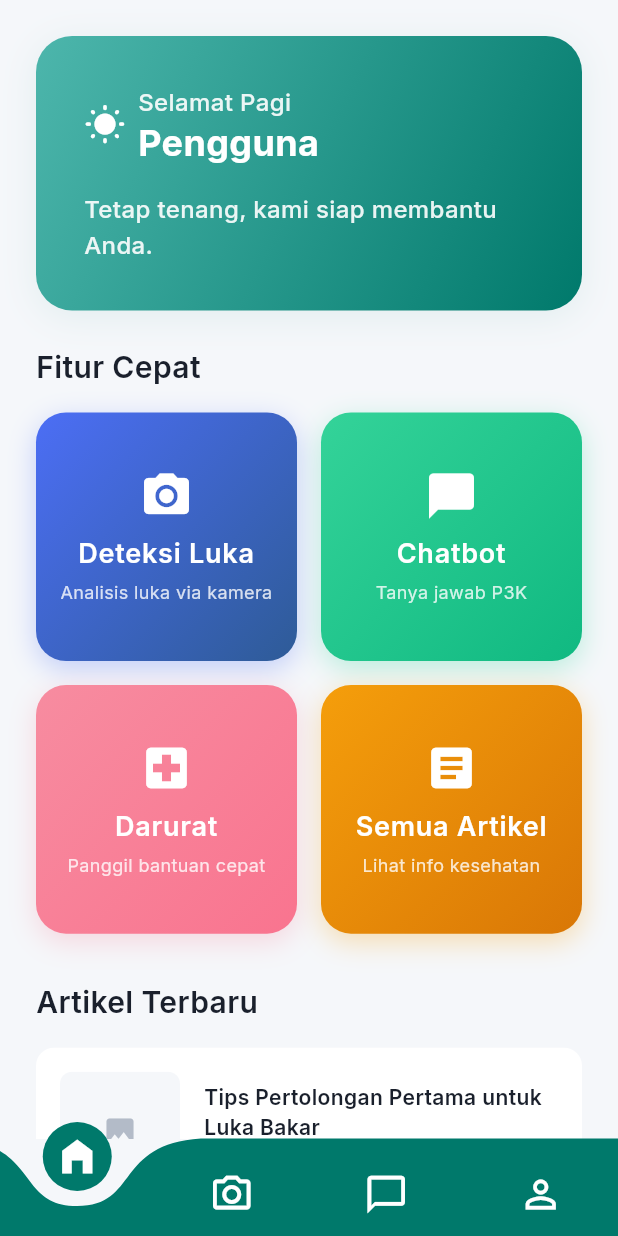
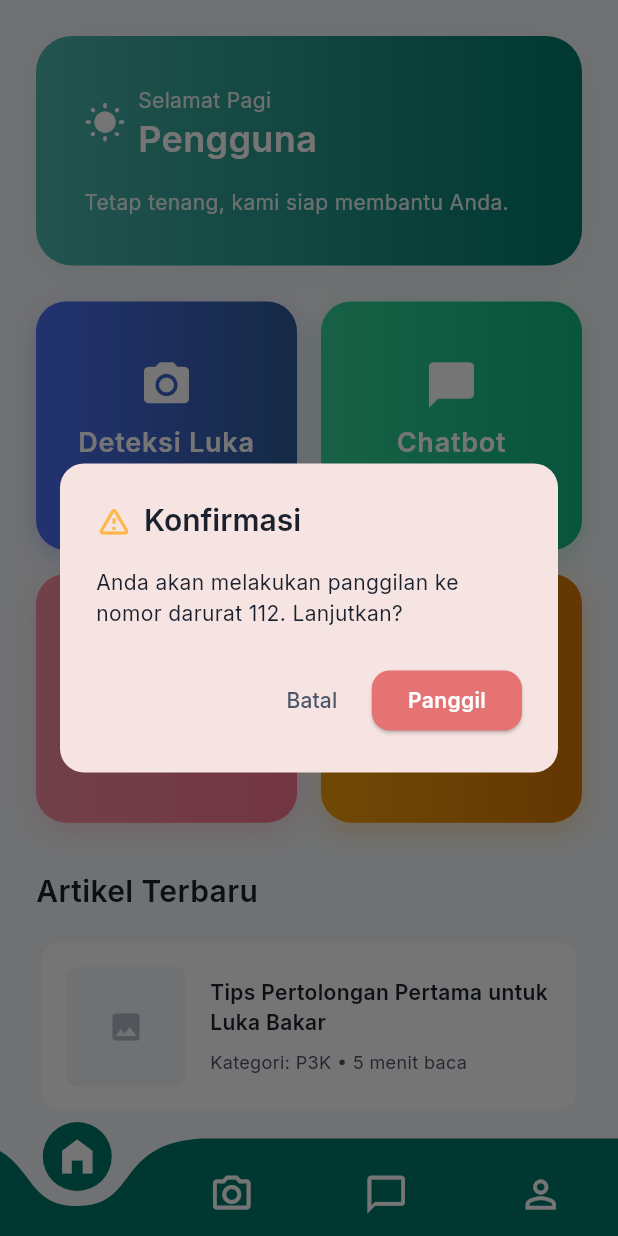
Before and after one commit to difadlyaulhaq/SIGAP, a Flutter app: the HomeScreen screen opened by its route, after a tap on "Darurat", on a phone screen of 412 x 824 dp. Run offline on Flutter 3.47's test engine with Material 3 defaults, Android fonts, the phone set to English and light mode, and no system bars; drawn by our look-alikes of curved_navigation_bar; our stand-ins replace google_fonts.

```diff
--- a/lib/pages/home_screen.dart
+++ b/lib/pages/home_screen.dart
@@ -1,7 +1,7 @@
 import 'package:flutter/material.dart';
 import 'package:curved_navigation_bar/curved_navigation_bar.dart';
-// Sesuaikan path impor tema Anda
-import '../theme/theme.dart';
+import 'package:url_launcher/url_launcher.dart'; // <-- Impor plugin baru
+import '../theme/theme.dart'; // Sesuaikan path impor tema Anda
 
 // Impor halaman lain
 import 'wound_detection_screen.dart';
@@ -9,7 +9,7 @@ import 'chatbot_screen.dart';
 import 'profile_screen.dart';
 import 'articles_screen.dart';
 
-// Model internal untuk data kartu fitur
+// Model internal untuk data kartu fitur (tidak berubah)
 class _Feature {
   final IconData icon;
   final String title;
@@ -26,6 +26,7 @@ class _Feature {
   });
 }
 
+// HomeScreen dan _HomeScreenState (tidak berubah)
 class HomeScreen extends StatefulWidget {
   const HomeScreen({super.key});
 
@@ -47,7 +48,6 @@ class _HomeScreenState extends State<HomeScreen> {
   Widget build(BuildContext context) {
     return Scaffold(
       backgroundColor: backgroundLight,
-      // Menggunakan IndexedStack untuk menjaga state setiap halaman
       body: IndexedStack(
         index: _pageIndex,
         children: _pages,
@@ -76,7 +76,7 @@ class _HomeScreenState extends State<HomeScreen> {
   }
 }
 
-// Konten Halaman Utama sekarang menjadi StatefulWidget untuk menjaga state
+// Konten Halaman Utama dengan fungsionalitas baru
 class HomePageContent extends StatefulWidget {
   const HomePageContent({super.key});
 
@@ -84,47 +84,126 @@ class HomePageContent extends StatefulWidget {
   State<HomePageContent> createState() => _HomePageContentState();
 }
 
-// Gunakan AutomaticKeepAliveClientMixin untuk mencegah state hilang
 class _HomePageContentState extends State<HomePageContent> with AutomaticKeepAliveClientMixin {
-
-  // Override wantKeepAlive dan return true agar state tidak di-dispose
   @override
   bool get wantKeepAlive => true;
 
   @override
   Widget build(BuildContext context) {
-    // Panggil super.build(context) sesuai requirement mixin
     super.build(context);
-
-    final List<_Feature> features = _getFeatures(context);
-
     return CustomScrollView(
       physics: const BouncingScrollPhysics(),
       slivers: [
-        // Header dinamis baru
         _buildModernHeader(context, 'Pengguna'),
-        _buildFeaturesSection(features),
+        _buildFeaturesSection(),
         _buildArticlesSection(),
         const SliverToBoxAdapter(child: SizedBox(height: AppSpacing.xxl)),
       ],
     );
   }
 
-  // WIDGET BUILDER UNTUK HEADER DINAMIS SESUAI WAKTU
+  // --- FUNGSI BARU UNTUK DIALOG KONFIRMASI PANGGILAN DARURAT ---
+  Future<void> _showEmergencyCallConfirmation(BuildContext context) async {
+    return showDialog<void>(
+      context: context,
+      builder: (BuildContext dialogContext) {
+        return AlertDialog(
+          shape: RoundedRectangleBorder(borderRadius: largeRadius),
+          title: Row(
+            children: [
+              Icon(Icons.warning_amber_rounded, color: warningColor),
+              const SizedBox(width: AppSpacing.sm),
+              Text('Konfirmasi', style: headingSmallTextStyle),
+            ],
+          ),
+          content: Text(
+            'Anda akan melakukan panggilan ke nomor darurat 112. Lanjutkan?',
+            style: bodyMediumTextStyle,
+          ),
+          actions: <Widget>[
+            TextButton(
+              child: Text('Batal', style: modernBlackTextStyle.copyWith(color: textSecondaryColor)),
+              onPressed: () {
+                Navigator.of(dialogContext).pop();
+              },
+            ),
+            ElevatedButton(
+              style: ElevatedButton.styleFrom(
+                backgroundColor: errorColor, // Gunakan warna error dari tema
+                shape: RoundedRectangleBorder(borderRadius: mediumRadius),
+              ),
+              child: Text('Panggil', style: buttonMediumTextStyle),
+              onPressed: () async {
+                Navigator.of(dialogContext).pop(); // Tutup dialog dulu
+                _makeEmergencyCall();
+              },
+            ),
+          ],
+        );
+      },
+    );
+  }
+
+  // --- FUNGSI BARU UNTUK MELAKUKAN PANGGILAN ---
+  Future<void> _makeEmergencyCall() async {
+    final Uri launchUri = Uri(scheme: 'tel', path: '112');
+    if (await canLaunchUrl(launchUri)) {
+      await launchUrl(launchUri);
+    } else {
+      ScaffoldMessenger.of(context).showSnackBar(
+        SnackBar(content: Text('Tidak dapat melakukan panggilan.', style: bodyMediumTextStyle), backgroundColor: errorColor),
+      );
+    }
+  }
+
+  // --- REWRITE: Fungsi _getFeatures sekarang memanggil dialog ---
+  List<_Feature> _getFeatures(BuildContext context) {
+    return [
+      _Feature(
+        icon: Icons.camera_alt,
+        title: 'Deteksi Luka',
+        subtitle: 'Analisis luka via kamera',
+        gradient: [const Color(0xFF4C6EF5), const Color(0xFF2E5B97)],
+        onTap: () => Navigator.pushNamed(context, '/detect'),
+      ),
+      _Feature(
+        icon: Icons.chat_bubble,
+        title: 'Chatbot',
+        subtitle: 'Tanya jawab P3K',
+        gradient: [const Color(0xFF34D399), const Color(0xFF10B981)],
+        onTap: () => Navigator.pushNamed(context, '/chatbot'),
+      ),
+      _Feature(
+        icon: Icons.local_hospital,
+        title: 'Darurat',
+        subtitle: 'Panggil bantuan cepat',
+        gradient: [const Color(0xFFF78CA0), const Color(0xFFF9748F)],
+        onTap: () => _showEmergencyCallConfirmation(context), // <-- DIUBAH DI SINI
+      ),
+      _Feature(
+        icon: Icons.article,
+        title: 'Semua Artikel',
+        subtitle: 'Lihat info kesehatan',
+        gradient: [const Color(0xFFF59E0B), const Color(0xFFD97706)],
+        onTap: () => Navigator.pushNamed(context, '/articles'),
+      ),
+    ];
+  }
+
+  // --- Widget Builders lainnya tidak ada perubahan signifikan ---
   Widget _buildModernHeader(BuildContext context, String userName) {
     final hour = DateTime.now().hour;
     String greeting;
     IconData greetingIcon;
 
-    // Logika untuk menentukan sapaan berdasarkan waktu
     if (hour < 12) {
-      greeting = 'Selamat Pagi'; // Ganti dengan S.of(context).good_morning jika menggunakan flutter_localizations
+      greeting = 'Selamat Pagi';
       greetingIcon = Icons.wb_sunny_rounded;
     } else if (hour < 17) {
-      greeting = 'Selamat Siang'; // Ganti dengan S.of(context).good_afternoon
+      greeting = 'Selamat Siang';
       greetingIcon = Icons.wb_sunny_outlined;
     } else {
-      greeting = 'Selamat Malam'; // Ganti dengan S.of(context).good_evening
+      greeting = 'Selamat Malam';
       greetingIcon = Icons.nights_stay_rounded;
     }
 
@@ -133,11 +212,7 @@ class _HomePageContentState extends State<HomePageContent> with AutomaticKeepAli
         margin: const EdgeInsets.all(AppSpacing.lg),
         padding: const EdgeInsets.all(AppSpacing.xl),
         decoration: BoxDecoration(
-          gradient: LinearGradient(
-            begin: Alignment.topLeft,
-            end: Alignment.bottomRight,
-            colors: primaryGradient,
-          ),
+          gradient: LinearGradient(colors: primaryGradient),
           borderRadius: xxLargeRadius,
           boxShadow: [cardShadow],
         ),
@@ -152,57 +227,26 @@ class _HomePageContentState extends State<HomePageContent> with AutomaticKeepAli
                   child: Column(
                     crossAxisAlignment: CrossAxisAlignment.start,
                     children: [
-                      Text(
-                        greeting,
-                        style: bodyMediumTextStyle.copyWith(
-                          color: whiteColor.withOpacity(0.9),
-                          fontSize: 16,
-                          fontWeight: FontWeight.w500,
-                        ),
-                      ),
-                      Text(
-                        userName,
-                        style: headingMediumTextStyle.copyWith(
-                          color: whiteColor,
-                          fontWeight: FontWeight.w700,
-                          fontSize: 24,
-                        ),
-                      ),
+                      Text(greeting, style: bodyMediumTextStyle.copyWith(color: whiteColor.withOpacity(0.9))),
+                      Text(userName, style: headingMediumTextStyle.copyWith(color: whiteColor)),
                     ],
                   ),
                 ),
               ],
             ),
             const SizedBox(height: AppSpacing.md),
-            Text(
-              'Tetap tenang, kami siap membantu Anda.', // Ganti dengan S.of(context).motivational_message
-              style: bodyMediumTextStyle.copyWith(
-                color: whiteColor.withOpacity(0.9),
-                fontWeight: FontWeight.w500,
-                fontSize: 16,
-              ),
-            ),
+            Text('Tetap tenang, kami siap membantu Anda.', style: bodyMediumTextStyle.copyWith(color: whiteColor.withOpacity(0.9))),
           ],
         ),
       ),
     );
   }
 
-  // Kode lainnya (getFeatures, buildFeatureCard, buildArticleCard) tetap sama,
-  // namun dipisahkan menjadi sliver terpisah untuk kejelasan.
-
-  Widget _buildFeaturesSection(List<_Feature> features) {
+  Widget _buildFeaturesSection() {
+    final features = _getFeatures(context);
     return SliverPadding(
       padding: const EdgeInsets.symmetric(horizontal: AppSpacing.lg),
-      sliver: SliverMainAxisGroup(
-        slivers: [
-          SliverToBoxAdapter(
-            child: Padding(
-              padding: const EdgeInsets.only(bottom: AppSpacing.md),
-              child: Text('Fitur Cepat', style: headingSmallTextStyle),
-            ),
-          ),
-          SliverGrid(
+      sliver: SliverGrid(
         gridDelegate: const SliverGridDelegateWithFixedCrossAxisCount(
           crossAxisCount: 2,
           childAspectRatio: 1.05,
@@ -214,83 +258,31 @@ class _HomePageContentState extends State<HomePageContent> with AutomaticKeepAli
           childCount: features.length,
         ),
       ),
-        ],
-      ),
     );
   }
 
   Widget _buildArticlesSection() {
     return SliverPadding(
-      padding: const EdgeInsets.symmetric(horizontal: AppSpacing.lg),
-      sliver: SliverMainAxisGroup(
-        slivers: [
-           SliverToBoxAdapter(
-            child: Padding(
-              padding: const EdgeInsets.only(top: AppSpacing.xl, bottom: AppSpacing.md),
-              child: Text('Artikel Terbaru', style: headingSmallTextStyle),
-            ),
-          ),
-          SliverList(
-            delegate: SliverChildBuilderDelegate(
-              (context, index) => _buildArticleCard(context, index),
-              childCount: 5, // Tampilkan 5 artikel contoh
-            ),
-          ),
-        ],
+      padding: const EdgeInsets.fromLTRB(AppSpacing.lg, AppSpacing.xl, AppSpacing.lg, 0),
+      sliver: SliverList.separated(
+        itemBuilder: (context, index) {
+          if (index == 0) {
+            return Text('Artikel Terbaru', style: headingSmallTextStyle);
+          }
+          return _buildArticleCard(context, index - 1);
+        },
+        separatorBuilder: (context, index) => const SizedBox(height: AppSpacing.md),
+        itemCount: 6, // 1 untuk judul + 5 untuk artikel
       ),
     );
-  }
-
-  // (Sisa fungsi seperti _getFeatures, _buildFeatureCard, _buildArticleCard tidak berubah)
-  List<_Feature> _getFeatures(BuildContext context) {
-    return [
-      _Feature(
-        icon: Icons.camera_alt,
-        title: 'Deteksi Luka',
-        subtitle: 'Analisis luka via kamera',
-        gradient: [const Color(0xFF4C6EF5), const Color(0xFF2E5B97)], // Biru
-        onTap: () => Navigator.pushNamed(context, '/detect'),
-      ),
-      _Feature(
-        icon: Icons.chat_bubble,
-        title: 'Chatbot',
-        subtitle: 'Tanya jawab P3K',
-        gradient: [const Color(0xFF34D399), const Color(0xFF10B981)], // Hijau
-        onTap: () => Navigator.pushNamed(context, '/chatbot'),
-      ),
-      _Feature(
-        icon: Icons.local_hospital,
-        title: 'Darurat',
-        subtitle: 'Panggil bantuan cepat',
-        gradient: [const Color(0xFFF78CA0), const Color(0xFFF9748F)], // Merah muda
-        onTap: () { /* Logika panggilan darurat */ },
-      ),
-      _Feature(
-        icon: Icons.article,
-        title: 'Semua Artikel',
-        subtitle: 'Lihat info kesehatan',
-        gradient: [const Color(0xFFF59E0B), const Color(0xFFD97706)], // Oranye
-        onTap: () => Navigator.pushNamed(context, '/articles'),
-      ),
-    ];
   }
 
   Widget _buildFeatureCard(BuildContext context, _Feature feature) {
     return Container(
       decoration: BoxDecoration(
-        gradient: LinearGradient(
-          begin: Alignment.topLeft,
-          end: Alignment.bottomRight,
-          colors: feature.gradient,
-        ),
+        gradient: LinearGradient(colors: feature.gradient),
         borderRadius: xLargeRadius,
-        boxShadow: [
-          BoxShadow(
-            color: feature.gradient.first.withOpacity(0.3),
-            blurRadius: 15,
-            offset: const Offset(0, 5),
-          ),
-        ],
+        boxShadow: [BoxShadow(color: feature.gradient.first.withOpacity(0.3), blurRadius: 15, offset: const Offset(0, 5))],
       ),
       child: Material(
         color: Colors.transparent,
@@ -301,21 +293,12 @@ class _HomePageContentState extends State<HomePageContent> with AutomaticKeepAli
             padding: const EdgeInsets.all(AppSpacing.md),
             child: Column(
               mainAxisAlignment: MainAxisAlignment.center,
-              crossAxisAlignment: CrossAxisAlignment.center,
               children: [
                 Icon(feature.icon, color: whiteColor, size: 36),
                 const SizedBox(height: AppSpacing.sm),
-                Text(
-                  feature.title,
-                  style: buttonLargeTextStyle.copyWith(fontSize: 18),
-                  textAlign: TextAlign.center,
-                ),
+                Text(feature.title, style: buttonLargeTextStyle.copyWith(fontSize: 18), textAlign: TextAlign.center),
                 const SizedBox(height: AppSpacing.xs),
-                Text(
-                  feature.subtitle,
-                  style: bodySmallTextStyle.copyWith(color: whiteColor.withOpacity(0.8)),
-                  textAlign: TextAlign.center,
-                ),
+                Text(feature.subtitle, style: bodySmallTextStyle.copyWith(color: whiteColor.withOpacity(0.8)), textAlign: TextAlign.center),
               ],
             ),
           ),
@@ -327,41 +310,27 @@ class _HomePageContentState extends State<HomePageContent> with AutomaticKeepAli
   Widget _buildArticleCard(BuildContext context, int index) {
     return Card(
       elevation: 0,
-      margin: const EdgeInsets.only(bottom: AppSpacing.md),
       shape: RoundedRectangleBorder(borderRadius: mediumRadius),
       color: cardColor,
       child: InkWell(
         borderRadius: mediumRadius,
-        onTap: () { /* Navigasi ke detail artikel */ },
+        onTap: () {},
         child: Padding(
           padding: const EdgeInsets.all(AppSpacing.md),
           child: Row(
             children: [
               ClipRRect(
                 borderRadius: smallRadius,
-                child: Container(
-                  width: 80,
-                  height: 80,
-                  color: backgroundLight,
-                  child: Icon(Icons.image, color: textTertiaryColor.withOpacity(0.5)),
-                ),
+                child: Container(width: 80, height: 80, color: backgroundLight, child: Icon(Icons.image, color: textTertiaryColor.withOpacity(0.5))),
               ),
               const SizedBox(width: AppSpacing.md),
               Expanded(
                 child: Column(
                   crossAxisAlignment: CrossAxisAlignment.start,
                   children: [
-                    Text(
-                      'Tips Pertolongan Pertama untuk Luka Bakar',
-                      style: modernBlackTextStyle.copyWith(fontWeight: FontWeight.w600),
-                      maxLines: 2,
-                      overflow: TextOverflow.ellipsis,
-                    ),
+                    Text('Tips Pertolongan Pertama untuk Luka Bakar', style: modernBlackTextStyle.copyWith(fontWeight: FontWeight.w600), maxLines: 2, overflow: TextOverflow.ellipsis),
                     const SizedBox(height: AppSpacing.sm),
-                    Text(
-                      'Kategori: P3K • 5 menit baca',
-                      style: bodySmallTextStyle,
-                    ),
+                    Text('Kategori: P3K • 5 menit baca', style: bodySmallTextStyle),
                   ],
                 ),
               ),
```
Lines whose indentation alone changed are shown as unchanged.
